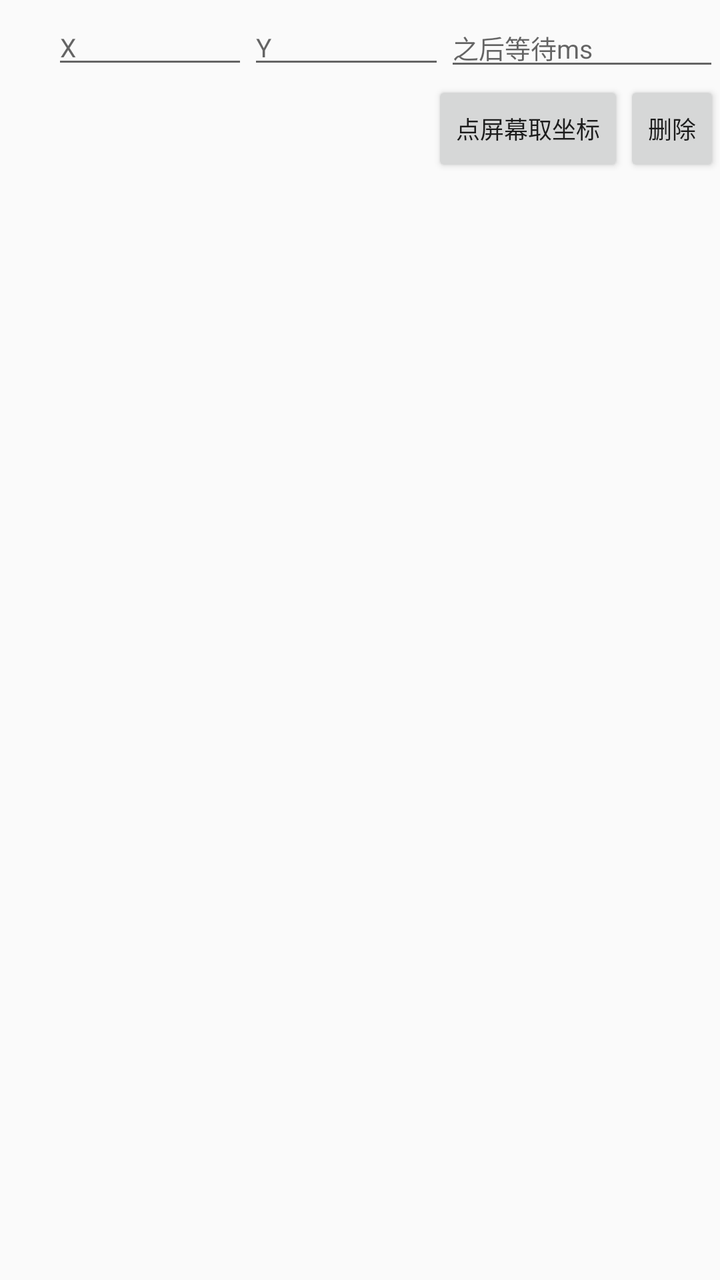
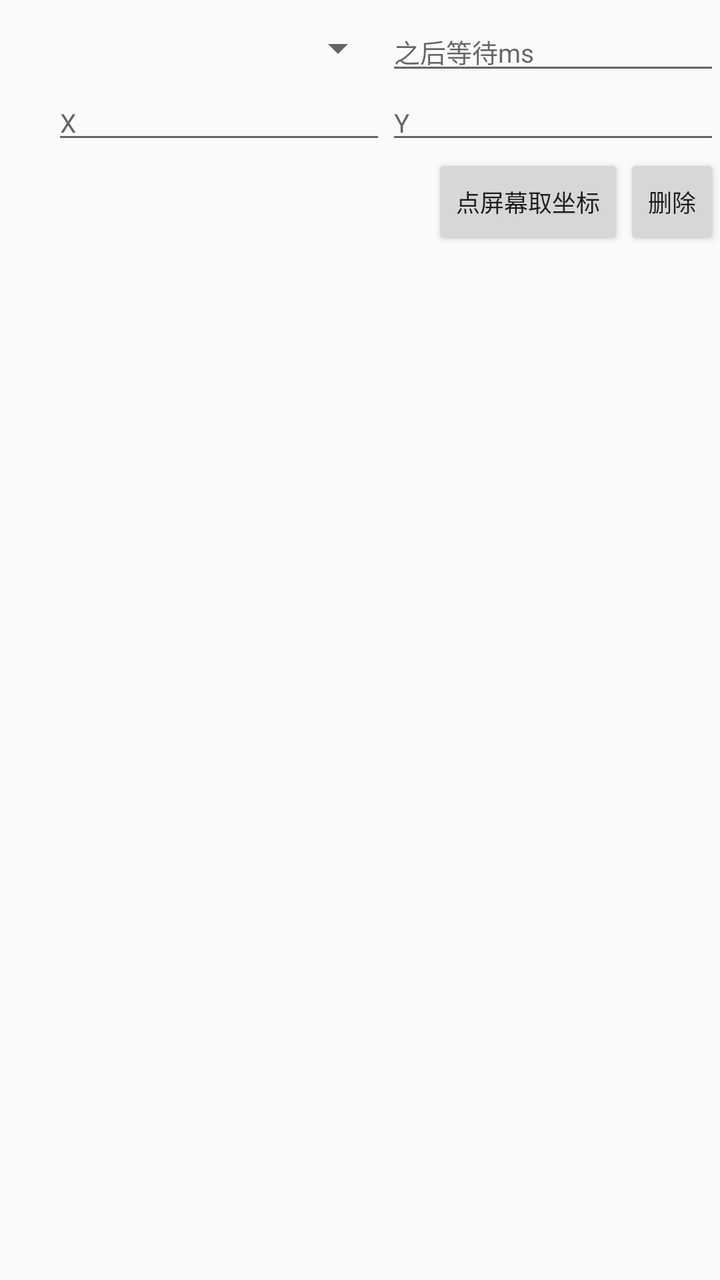

Screens rendered from an Android XML layout before and after an edit, with the pre-edit source and the edit as a unified diff.
<!-- AndroidManifest.xml: application theme android:Theme.Material.Light.DarkActionBar -->
<!-- res/layout/item_step.xml -->
<?xml version="1.0" encoding="utf-8"?>
<LinearLayout xmlns:android="http://schemas.android.com/apk/res/android"
    android:layout_width="match_parent"
    android:layout_height="wrap_content"
    android:orientation="vertical"
    android:paddingTop="4dp"
    android:paddingBottom="4dp">

    <LinearLayout
        android:layout_width="match_parent"
        android:layout_height="wrap_content"
        android:gravity="center_vertical"
        android:orientation="horizontal">

        <TextView
            android:id="@+id/tvIndex"
            android:layout_width="26dp"
            android:layout_height="wrap_content"
            android:textSize="12sp" />

        <EditText
            android:id="@+id/etX"
            android:layout_width="0dp"
            android:layout_height="wrap_content"
            android:layout_weight="1"
            android:hint="X"
            android:inputType="number"
            android:textSize="13sp" />

        <EditText
            android:id="@+id/etY"
            android:layout_width="0dp"
            android:layout_height="wrap_content"
            android:layout_weight="1"
            android:hint="Y"
            android:inputType="number"
            android:textSize="13sp" />

        <EditText
            android:id="@+id/etDelay"
            android:layout_width="0dp"
            android:layout_height="wrap_content"
            android:layout_weight="1.4"
            android:hint="之后等待ms"
            android:inputType="number"
            android:textSize="13sp" />
    </LinearLayout>

    <LinearLayout
        android:layout_width="match_parent"
        android:layout_height="wrap_content"
        android:gravity="end"
        android:orientation="horizontal">

        <Button
            android:id="@+id/btnPick"
            android:layout_width="wrap_content"
            android:layout_height="wrap_content"
            android:minWidth="0dp"
            android:text="点屏幕取坐标"
            android:textSize="12sp" />

        <Button
            android:id="@+id/btnRemove"
            android:layout_width="wrap_content"
            android:layout_height="wrap_content"
            android:minWidth="0dp"
            android:text="删除"
            android:textSize="12sp" />
    </LinearLayout>
</LinearLayout>
<!-- resources referenced by this layout -->
<resources>

</resources>

<!-- the commit's change to res/layout/item_step.xml (unified diff, before → after) -->
@@ -3,8 +3,8 @@
     android:layout_width="match_parent"
     android:layout_height="wrap_content"
     android:orientation="vertical"
-    android:paddingTop="4dp"
-    android:paddingBottom="4dp">
+    android:paddingTop="6dp"
+    android:paddingBottom="6dp">
 
     <LinearLayout
         android:layout_width="match_parent"
@@ -17,6 +17,33 @@
             android:layout_width="26dp"
             android:layout_height="wrap_content"
             android:textSize="12sp" />
+
+        <Spinner
+            android:id="@+id/spType"
+            android:layout_width="0dp"
+            android:layout_height="wrap_content"
+            android:layout_weight="1" />
+
+        <EditText
+            android:id="@+id/etDelay"
+            android:layout_width="0dp"
+            android:layout_height="wrap_content"
+            android:layout_weight="1"
+            android:hint="之后等待ms"
+            android:inputType="number"
+            android:textSize="13sp" />
+    </LinearLayout>
+
+    <LinearLayout
+        android:id="@+id/llTapFields"
+        android:layout_width="match_parent"
+        android:layout_height="wrap_content"
+        android:gravity="center_vertical"
+        android:orientation="horizontal">
+
+        <Space
+            android:layout_width="26dp"
+            android:layout_height="wrap_content" />
 
         <EditText
             android:id="@+id/etX"
@@ -33,15 +60,6 @@
             android:layout_height="wrap_content"
             android:layout_weight="1"
             android:hint="Y"
-            android:inputType="number"
-            android:textSize="13sp" />
-
-        <EditText
-            android:id="@+id/etDelay"
-            android:layout_width="0dp"
-            android:layout_height="wrap_content"
-            android:layout_weight="1.4"
-            android:hint="之后等待ms"
             android:inputType="number"
             android:textSize="13sp" />
     </LinearLayout>
